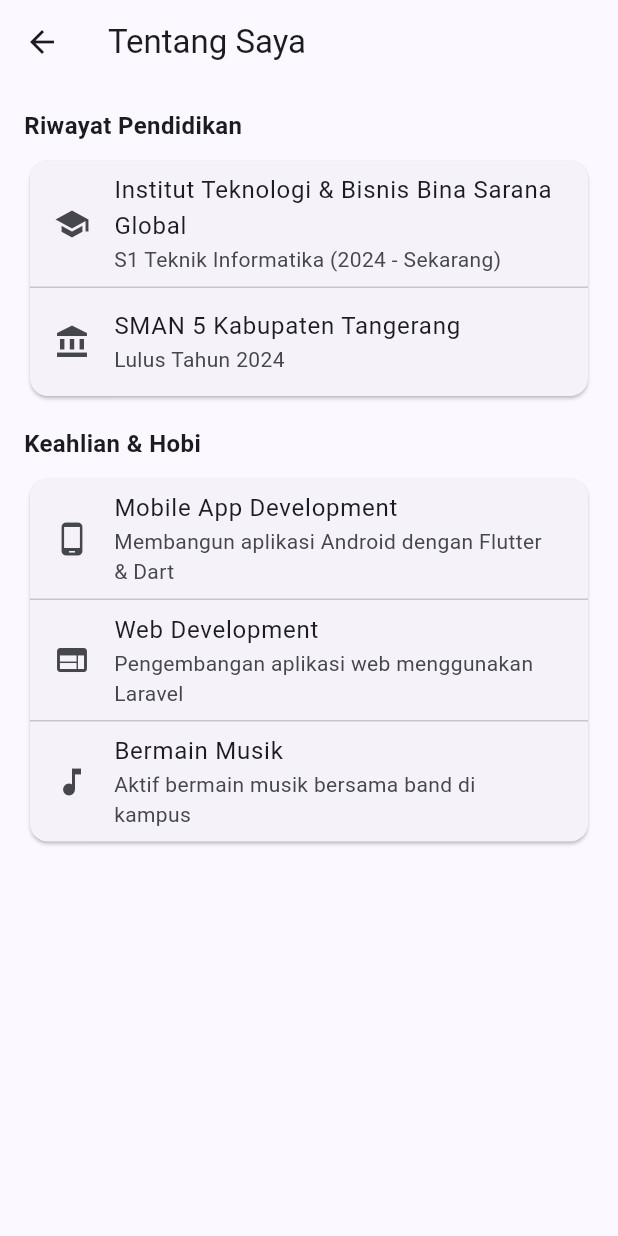
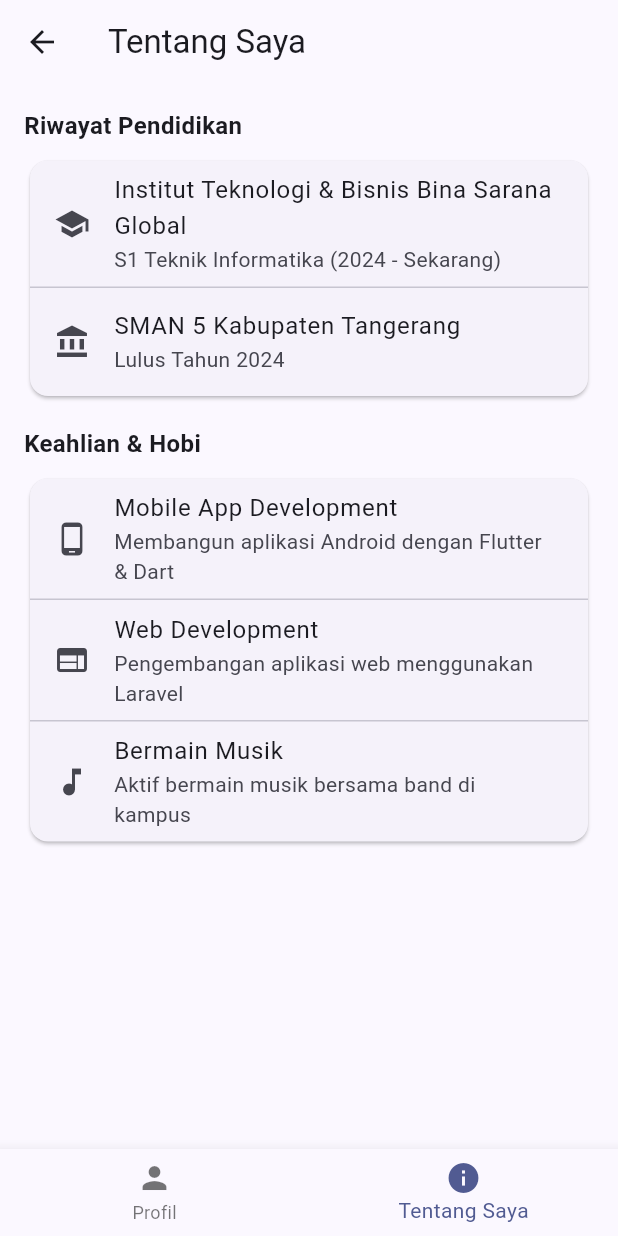
Before and after one commit to Alpannnnn/uts-pml-1124160115, a Flutter app: the AboutPage screen opened by its route, on a phone screen of 412 x 824 dp. Run offline on Flutter 3.47's test engine with Material 3 defaults, Android fonts, the phone set to English and light mode, and no system bars.

Commit message:
Tambahkan notifikasi SnackBar simpan profil dan navigasi bawah di AboutPage

```diff
--- a/soal2-profil-app/lib/screens/about_page.dart
+++ b/soal2-profil-app/lib/screens/about_page.dart
@@ -37,6 +37,7 @@ class AboutPage extends StatelessWidget {
             'Keahlian & Hobi',
             style: TextStyle(fontSize: 16, fontWeight: FontWeight.bold),
           ),
+
           SizedBox(height: 8),
           Card(
             child: Column(
@@ -63,6 +64,24 @@ class AboutPage extends StatelessWidget {
           ),
         ],
       ),
+      bottomNavigationBar: BottomNavigationBar(
+      currentIndex: 1,
+      onTap: (index) {
+        if (index == 0) {
+          Navigator.pop(context);
+        }
+      },
+      items: const [
+        BottomNavigationBarItem(
+          icon: Icon(Icons.person),
+          label: 'Profil',
+        ),
+        BottomNavigationBarItem(
+          icon: Icon(Icons.info),
+          label: 'Tentang Saya',
+        ),
+      ],
+    ),
     );
   }
 }
--- a/soal2-profil-app/lib/screens/profile_page.dart
+++ b/soal2-profil-app/lib/screens/profile_page.dart
@@ -38,11 +38,14 @@ class _ProfilePageState extends State<ProfilePage> {
     );
 
     if (dataBaru != null) {
+
       setState(() {
         profil = dataBaru;
-      });
-    }
-  }
+    });
+    ScaffoldMessenger.of(context).showSnackBar(
+    const SnackBar(content: Text('Profil berhasil diperbarui')),
+    );
+  }}
 
   @override
   Widget build(BuildContext context) {
```
